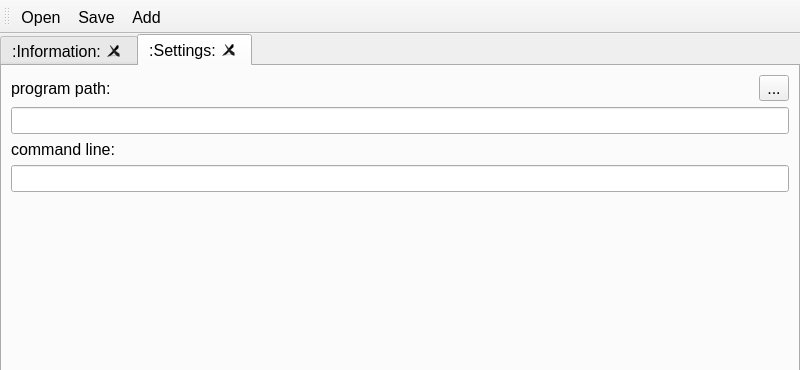
Above: src/mainwindow.ui from o-jill/kouets before the change; both pictures show x 0 to 800 and y 0 to 370 of the 800 by 600 pixel window. Below: the same form after it.
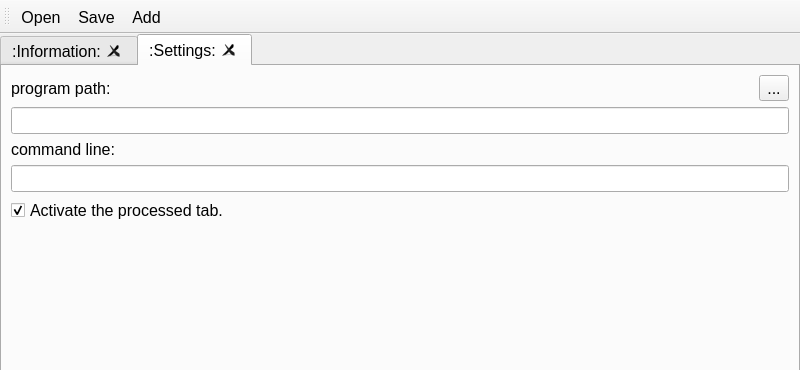
That is the form after the change. The open tabs and pages were chosen to show the change. Icons and pictures are not drawn.

Commit message: add a check box in setting tab, if activate the processed tab or not.

Diff of the .ui file:
```diff
--- a/src/mainwindow.ui
+++ b/src/mainwindow.ui
@@ -128,6 +128,16 @@
           </item>
          </layout>
         </item>
+        <item>
+         <widget class="QCheckBox" name="checkBox_ActivateProcessedTab">
+          <property name="text">
+           <string>Activate the processed tab.</string>
+          </property>
+          <property name="checked">
+           <bool>true</bool>
+          </property>
+         </widget>
+        </item>
         <item>
          <spacer name="verticalSpacer">
           <property name="orientation">
```
The commit also changes 4 other files.
